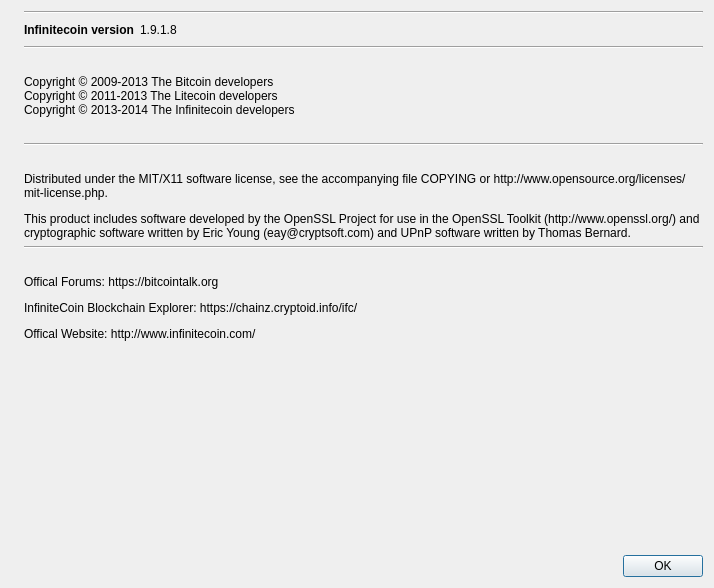
This is src/qt/forms/aboutdialog.ui in WilliamXuu/InfiniteCoin as Qt 5 draws it before an edit. The edited form follows.
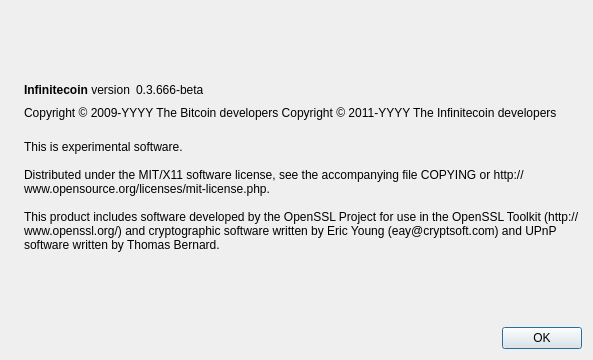
This is the edited form. Icons and pictures are not drawn.

The edit to the form file:
```diff
--- a/src/qt/forms/aboutdialog.ui
+++ b/src/qt/forms/aboutdialog.ui
@@ -6,8 +6,8 @@
    <rect>
     <x>0</x>
     <y>0</y>
-    <width>714</width>
-    <height>588</height>
+    <width>593</width>
+    <height>360</height>
    </rect>
   </property>
   <property name="windowTitle">
@@ -30,11 +30,17 @@
    <item>
     <layout class="QVBoxLayout" name="verticalLayout_2">
      <item>
-      <widget class="Line" name="line_4">
+      <spacer name="verticalSpacer_2">
        <property name="orientation">
-        <enum>Qt::Horizontal</enum>
+        <enum>Qt::Vertical</enum>
        </property>
-      </widget>
+       <property name="sizeHint" stdset="0">
+        <size>
+         <width>20</width>
+         <height>40</height>
+        </size>
+       </property>
+      </spacer>
      </item>
      <item>
       <layout class="QHBoxLayout" name="horizontalLayout">
@@ -44,7 +50,7 @@
           <cursorShape>ArrowCursor</cursorShape>
          </property>
          <property name="text">
-          <string>&lt;b&gt;Infinitecoin version&lt;/b&gt;</string>
+          <string>&lt;b&gt;Infinitecoin&lt;/b&gt; version</string>
          </property>
          <property name="textInteractionFlags">
           <set>Qt::NoTextInteraction</set>
@@ -57,7 +63,7 @@
           <cursorShape>ArrowCursor</cursorShape>
          </property>
          <property name="text">
-          <string notr="true">1.9.1.8</string>
+          <string notr="true">0.3.666-beta</string>
          </property>
          <property name="textInteractionFlags">
           <set>Qt::NoTextInteraction</set>
@@ -79,137 +85,41 @@
        </item>
       </layout>
      </item>
-     <item>
-      <widget class="Line" name="line">
-       <property name="orientation">
-        <enum>Qt::Horizontal</enum>
-       </property>
-      </widget>
-     </item>
-     <item>
-      <spacer name="horizontalSpacer_7">
-       <property name="orientation">
-        <enum>Qt::Horizontal</enum>
-       </property>
-       <property name="sizeHint" stdset="0">
-        <size>
-         <width>40</width>
-         <height>20</height>
-        </size>
-       </property>
-      </spacer>
-     </item>
      <item>
       <widget class="QLabel" name="copyrightLabel">
        <property name="cursor">
         <cursorShape>ArrowCursor</cursorShape>
        </property>
        <property name="text">
-        <string notr="true">&lt;html&gt;&lt;head/&gt;&lt;body&gt;&lt;p&gt;Copyright &amp;copy; 2009-2013 The Bitcoin developers&lt;br/&gt;Copyright &amp;copy; 2011-2013 The Litecoin developers &lt;br/&gt;Copyright &amp;copy; 2013-2014 The Infinitecoin developers&lt;/p&gt;&lt;/body&gt;&lt;/html&gt;</string>
+        <string notr="true">Copyright &amp;copy; 2009-YYYY The Bitcoin developers
+Copyright &amp;copy; 2011-YYYY The Infinitecoin developers</string>
        </property>
        <property name="textFormat">
-        <enum>Qt::AutoText</enum>
+        <enum>Qt::RichText</enum>
        </property>
        <property name="textInteractionFlags">
         <set>Qt::NoTextInteraction</set>
        </property>
       </widget>
      </item>
-     <item>
-      <spacer name="horizontalSpacer_4">
-       <property name="orientation">
-        <enum>Qt::Horizontal</enum>
-       </property>
-       <property name="sizeHint" stdset="0">
-        <size>
-         <width>40</width>
-         <height>20</height>
-        </size>
-       </property>
-      </spacer>
-     </item>
-     <item>
-      <widget class="Line" name="line_2">
-       <property name="orientation">
-        <enum>Qt::Horizontal</enum>
-       </property>
-      </widget>
-     </item>
-     <item>
-      <spacer name="horizontalSpacer_6">
-       <property name="orientation">
-        <enum>Qt::Horizontal</enum>
-       </property>
-       <property name="sizeHint" stdset="0">
-        <size>
-         <width>40</width>
-         <height>20</height>
-        </size>
-       </property>
-      </spacer>
-     </item>
      <item>
       <widget class="QLabel" name="label_2">
        <property name="cursor">
         <cursorShape>ArrowCursor</cursorShape>
        </property>
        <property name="text">
-        <string>&lt;html&gt;&lt;head/&gt;&lt;body&gt;&lt;p&gt;Distributed under the MIT/X11 software license, see the accompanying file COPYING or http://www.opensource.org/licenses/mit-license.php.&lt;/p&gt;&lt;p&gt;This product includes software developed by the OpenSSL Project for use in the OpenSSL Toolkit (http://www.openssl.org/) and cryptographic software written by Eric Young (eay@cryptsoft.com) and UPnP software written by Thomas Bernard.&lt;/p&gt;&lt;/body&gt;&lt;/html&gt;</string>
+        <string>
+This is experimental software.
+
+Distributed under the MIT/X11 software license, see the accompanying file COPYING or http://www.opensource.org/licenses/mit-license.php.
+
+This product includes software developed by the OpenSSL Project for use in the OpenSSL Toolkit (http://www.openssl.org/) and cryptographic software written by Eric Young (eay@cryptsoft.com) and UPnP software written by Thomas Bernard.</string>
        </property>
        <property name="wordWrap">
         <bool>true</bool>
        </property>
        <property name="textInteractionFlags">
-        <set>Qt::NoTextInteraction</set>
-       </property>
-      </widget>
-     </item>
-     <item>
-      <widget class="Line" name="line_3">
-       <property name="orientation">
-        <enum>Qt::Horizontal</enum>
-       </property>
-      </widget>
-     </item>
-     <item>
-      <spacer name="horizontalSpacer_3">
-       <property name="orientation">
-        <enum>Qt::Horizontal</enum>
-       </property>
-       <property name="sizeHint" stdset="0">
-        <size>
-         <width>40</width>
-         <height>20</height>
-        </size>
-       </property>
-      </spacer>
-     </item>
-     <item>
-      <widget class="QLabel" name="label_3">
-       <property name="text">
-        <string>&lt;html&gt;&lt;head/&gt;&lt;body&gt;&lt;p&gt;Offical Forums: https://bitcointalk.org &lt;/p&gt;&lt;p&gt;InfiniteCoin Blockchain Explorer: https://chainz.cryptoid.info/ifc/&lt;/p&gt;&lt;p&gt;Offical Website: http://www.infinitecoin.com/&lt;/p&gt;&lt;/body&gt;&lt;/html&gt;</string>
-       </property>
-       <property name="openExternalLinks">
-        <bool>false</bool>
-       </property>
-       <property name="textInteractionFlags">
-        <set>Qt::TextSelectableByKeyboard|Qt::TextSelectableByMouse</set>
-       </property>
-      </widget>
-     </item>
-     <item>
-      <widget class="QLabel" name="label_5">
-       <property name="contextMenuPolicy">
-        <enum>Qt::DefaultContextMenu</enum>
-       </property>
-       <property name="text">
-        <string/>
-       </property>
-       <property name="openExternalLinks">
-        <bool>true</bool>
-       </property>
-       <property name="textInteractionFlags">
-        <set>Qt::TextSelectableByKeyboard|Qt::TextSelectableByMouse</set>
+        <set>Qt::LinksAccessibleByMouse|Qt::TextSelectableByKeyboard|Qt::TextSelectableByMouse</set>
        </property>
       </widget>
      </item>
@@ -221,7 +131,7 @@
        <property name="sizeHint" stdset="0">
         <size>
          <width>20</width>
-         <height>20</height>
+         <height>40</height>
         </size>
        </property>
       </spacer>
```
Left out of the diff: 14 changed lines with no effect on the pictures.
